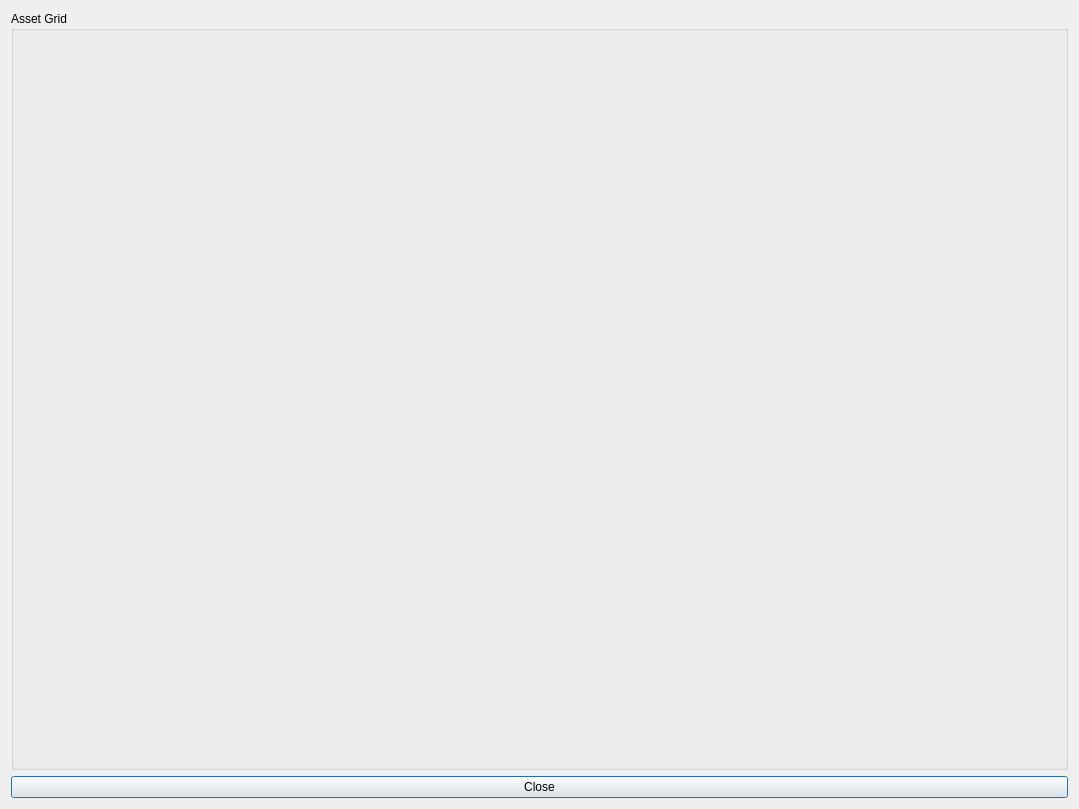
Before: the Qt Designer form Scripts/Tools/Vray_Scene_States_Manager/UI/Render_Layer_States.ui in Mayaenite/Maya, drawn with Qt 5.
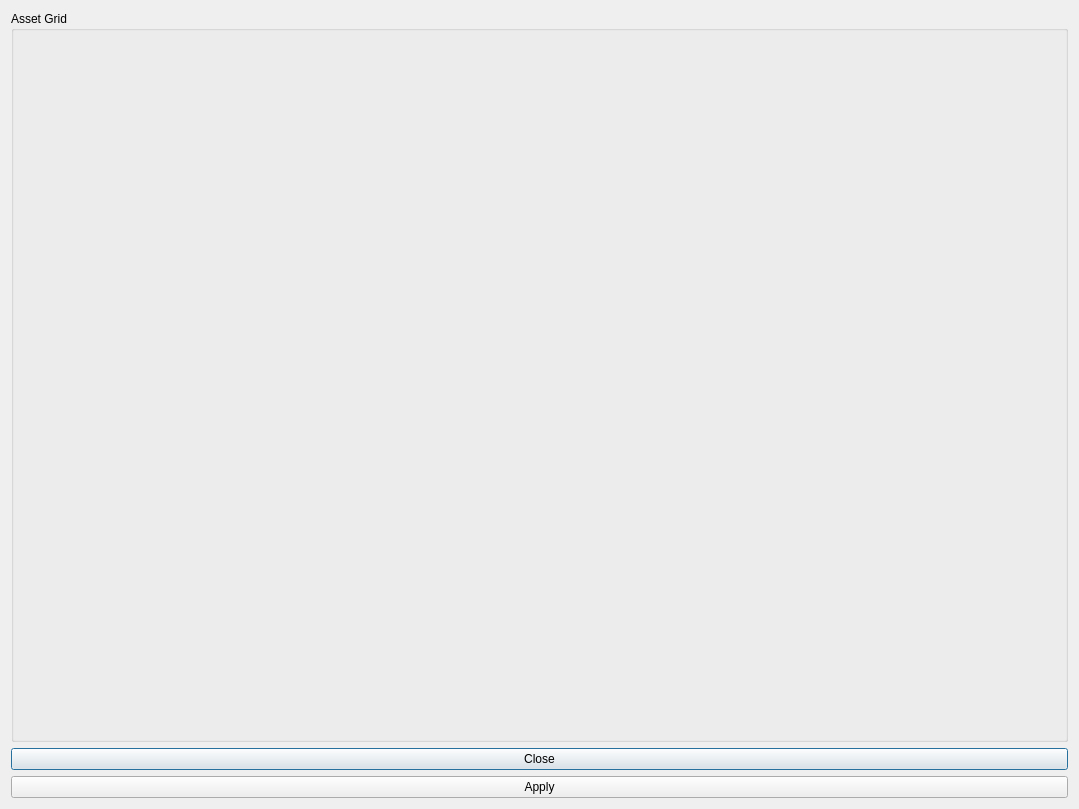
After: the same form once the commit is applied. Custom widgets are drawn as their Qt base class.

Commit message: Multi State Render Layer Assinment Now Has An Apply Button

Diff of the .ui file:
```diff
--- a/Scripts/Tools/Vray_Scene_States_Manager/UI/Render_Layer_States.ui
+++ b/Scripts/Tools/Vray_Scene_States_Manager/UI/Render_Layer_States.ui
@@ -50,7 +50,7 @@
       <enum>Qt::Vertical</enum>
      </property>
      <property name="standardButtons">
-      <set>QDialogButtonBox::Close</set>
+      <set>QDialogButtonBox::Apply|QDialogButtonBox::Close</set>
      </property>
      <property name="centerButtons">
       <bool>true</bool>
```
The commit also changes 1 other file.
